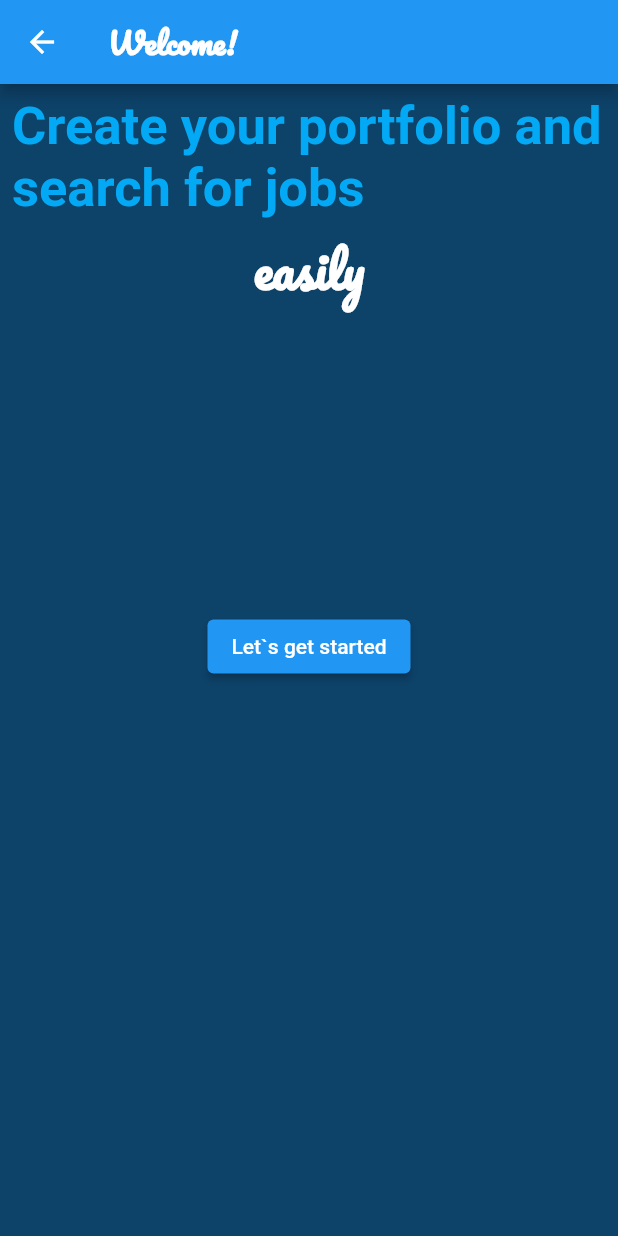
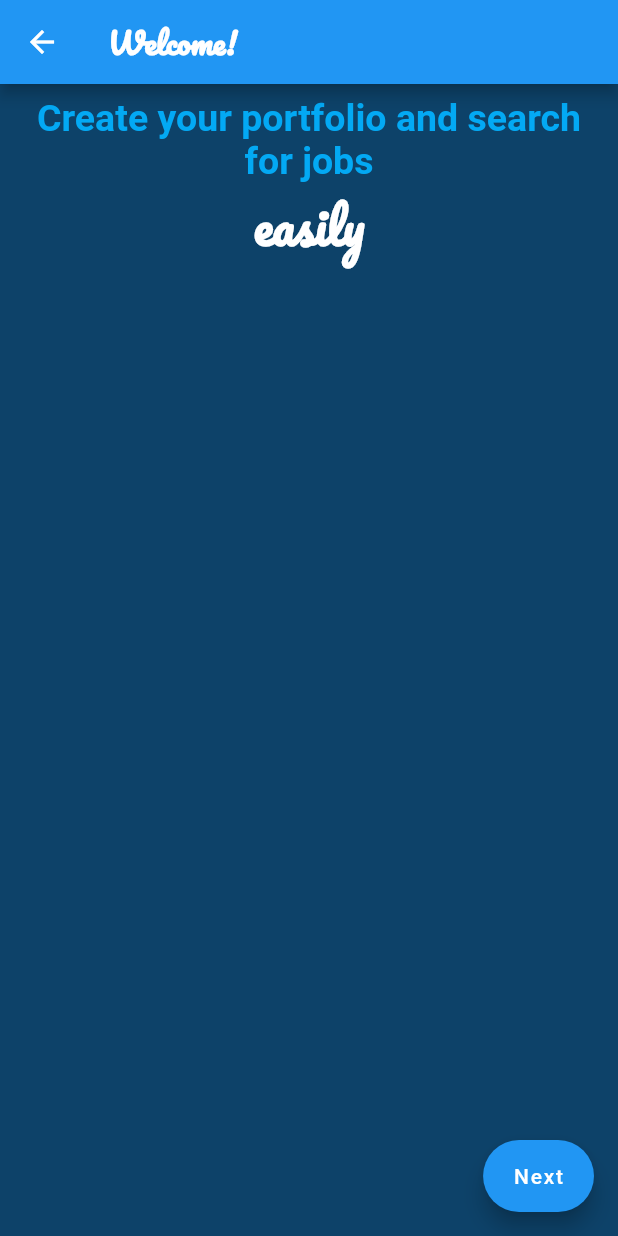
Before and after one commit to Falchizao/worker_client, a Flutter app: the LetsGetStartedPage screen opened directly, on a phone screen of 412 x 824 dp. Run offline on Flutter 3.47's test engine with Material 2 defaults, Android fonts, the phone set to English and light mode, and no system bars; our stand-ins replace faker, flutter_secure_storage, flutter_svg, fluttertoast, get, google_fonts and 3 more; accounts and stored records are empty.

Commit message:
refactor: changing info page layout

```diff
--- a/lib/modules/content/lets_start.dart
+++ b/lib/modules/content/lets_start.dart
@@ -32,23 +32,21 @@ class _LetsGetStartedPageState extends State<LetsGetStartedPage> {
       ),
       body: Padding(
         padding: const EdgeInsets.all(8.0),
-        child: Column(
-          mainAxisAlignment: MainAxisAlignment.start,
-          children: [
+        child: Column(mainAxisAlignment: MainAxisAlignment.start, children: [
           Text(
             'Create your portfolio and search for jobs',
+            textAlign: TextAlign.center,
+            textDirection: TextDirection.ltr,
             style: GoogleFonts.roboto(
-                fontSize: 35,
+              fontSize: 25,
               color: Colors.lightBlue,
               fontWeight: FontWeight.bold,
             ),
           ),
-            const SizedBox(
-              height: 5.0,
-            ),
           Text(
             'easily',
-              textAlign: TextAlign.left,
+            textAlign: TextAlign.center,
+            textDirection: TextDirection.ltr,
             style: GoogleFonts.pacifico(
               fontSize: 32.0,
               color: Colors.white,
@@ -56,14 +54,14 @@ class _LetsGetStartedPageState extends State<LetsGetStartedPage> {
             ),
           ),
           const SizedBox(height: 200),
-            ElevatedButton(
+        ]),
+      ),
+      floatingActionButton: FloatingActionButton.extended(
         onPressed: () {
           Get.to(() => SelectPage());
         },
-              child: const Text('Let`s get started'),
-            ),
-          ],
-        ),
+        label: const Text('Next'),
+        backgroundColor: Colors.blue,
       ),
     );
   }
```
Lines whose indentation alone changed are shown as unchanged.
